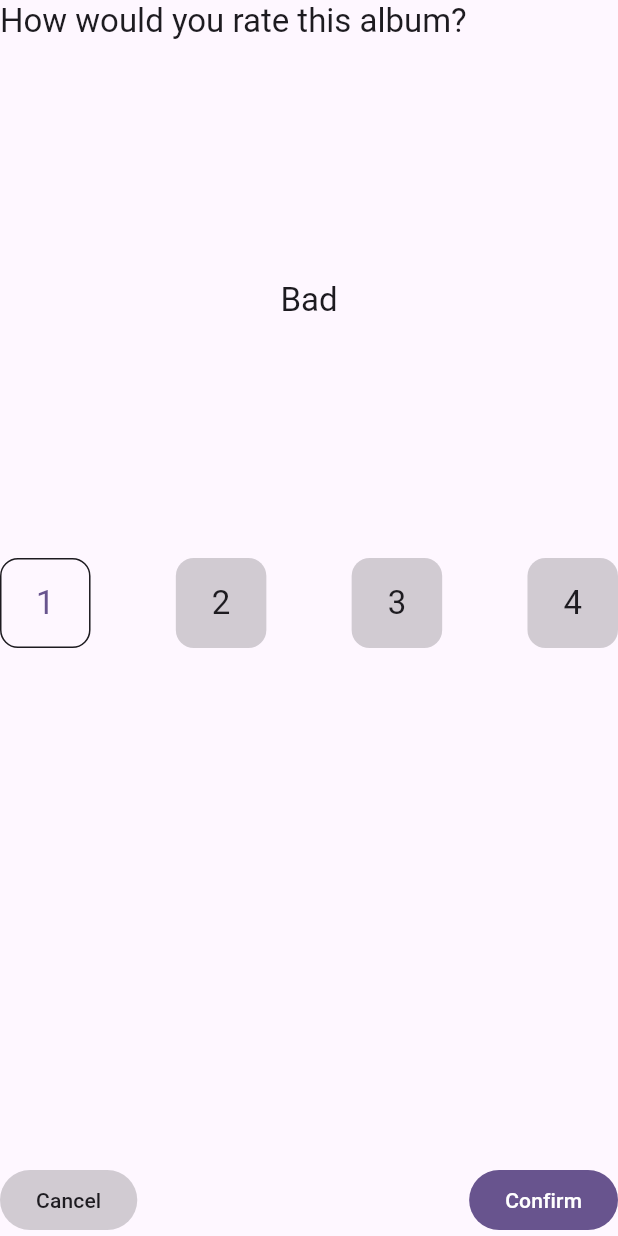
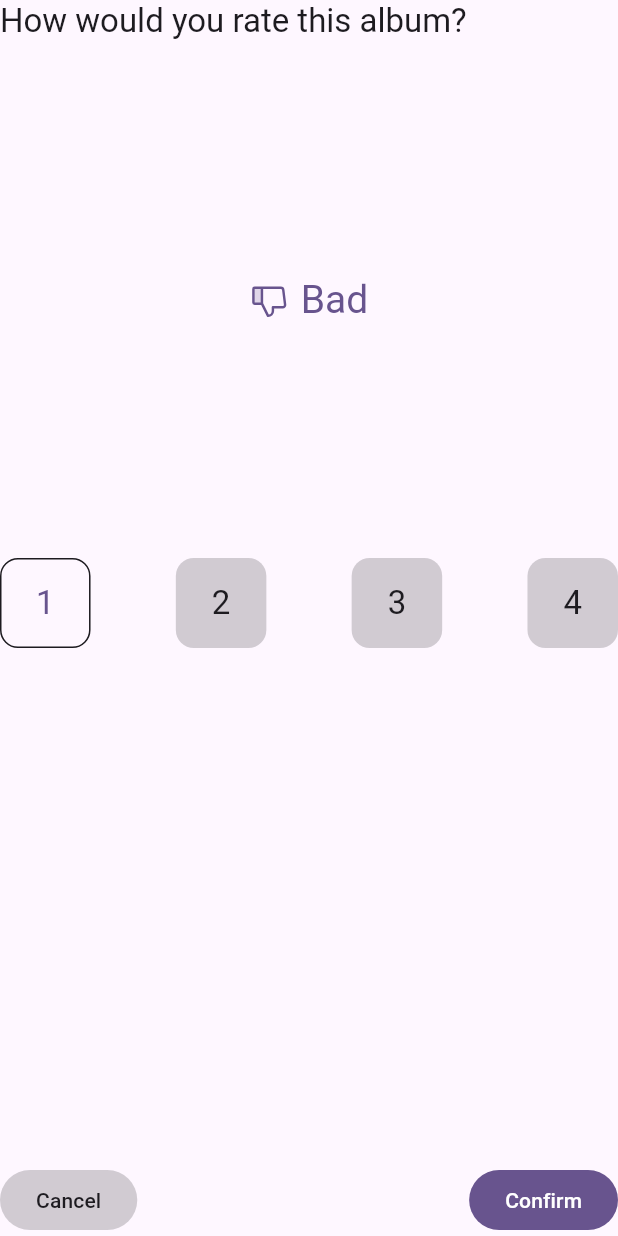
Before and after one commit to JosephKorel/mumag, a Flutter app: the RatingBottomSheet widget shown alone on an empty page, opened directly, after a tap on an icon or button, on a phone screen of 412 x 824 dp. Run offline on Flutter 3.47's test engine with Material 3 defaults, Android fonts, the light colour scheme and no system bars; drawn by our look-alikes of flutter_animate; our stand-ins replace dio, firebase_auth, firebase_core, flutter_dotenv, flutter_riverpod, fpdart and 6 more; missing offline and left inert: mocktail, oauth2_client, spotify; accounts and stored records are empty; generated files the repository leaves out were written again.

Commit message:
feat: add animations to rating buttons

```diff
--- a/lib/common/models/rating/rating_entity.dart
+++ b/lib/common/models/rating/rating_entity.dart
@@ -1,5 +1,6 @@
 import 'package:flutter/material.dart';
 import 'package:freezed_annotation/freezed_annotation.dart';
+import 'package:phosphor_flutter/phosphor_flutter.dart';
 
 part 'rating_entity.freezed.dart';
 part 'rating_entity.g.dart';
@@ -28,10 +29,10 @@ enum RatingType {
 extension RatingLabel on RatingValue {
   String get label => ['Bad', 'Good', 'Great', 'Masterpiece'][index];
   IconData get icon => [
-        Icons.thumb_down_rounded,
-        Icons.thumb_up_rounded,
-        Icons.handshake,
-        Icons.diamond_rounded,
+        PhosphorIconsDuotone.thumbsDown,
+        PhosphorIconsDuotone.thumbsUp,
+        PhosphorIconsDuotone.handsClapping,
+        PhosphorIconsDuotone.sketchLogo,
       ][index];
 }
 
--- a/lib/common/services/rating/domain/rating_events.dart
+++ b/lib/common/services/rating/domain/rating_events.dart
@@ -15,7 +15,7 @@ class RatingBaseParams {
     return <String, dynamic>{
       'type': type.name,
       'spotifyId': spotifyId,
-      'rati': rating,
+      'rating': rating,
     };
   }
 }
--- a/lib/common/theme/utils.dart
+++ b/lib/common/theme/utils.dart
@@ -6,9 +6,13 @@ extension ThemeHelper on BuildContext {
   TextStyle get bodyMedium => Theme.of(this).textTheme.bodyMedium!;
   TextStyle get bodyLarge => Theme.of(this).textTheme.bodyLarge!;
 
+  TextStyle get titleSmall => Theme.of(this).textTheme.titleSmall!;
+  TextStyle get titleMedium => Theme.of(this).textTheme.titleMedium!;
   TextStyle get titleLarge => Theme.of(this).textTheme.titleLarge!;
-  TextStyle get titleMedium => Theme.of(this).textTheme.titleMedium!;
-  TextStyle get titleSmall => Theme.of(this).textTheme.titleSmall!;
+
+  TextStyle get headlineSmall => Theme.of(this).textTheme.headlineSmall!;
+  TextStyle get headlineMedium => Theme.of(this).textTheme.headlineMedium!;
+  TextStyle get headlineLarge => Theme.of(this).textTheme.headlineLarge!;
 
   // Colors
   Color get primary => Theme.of(this).colorScheme.primary;
--- a/lib/features/album_view/presentation/ui/rating.dart
+++ b/lib/features/album_view/presentation/ui/rating.dart
@@ -1,4 +1,7 @@
+import 'dart:developer';
+
 import 'package:flutter/material.dart';
+import 'package:flutter_animate/flutter_animate.dart';
 import 'package:flutter_riverpod/flutter_riverpod.dart';
 import 'package:go_router/go_router.dart';
 import 'package:mumag/common/models/rating/rating_entity.dart';
@@ -9,6 +12,7 @@ import 'package:mumag/common/theme/utils.dart';
 import 'package:mumag/common/widgets/bottom_sheet.dart';
 import 'package:mumag/common/widgets/loading.dart';
 import 'package:mumag/features/album_view/presentation/providers/album.dart';
+import 'package:phosphor_flutter/phosphor_flutter.dart';
 
 class AlbumRating extends ConsumerWidget {
   const AlbumRating({super.key});
@@ -149,10 +153,11 @@ class RatingBottomSheet extends ConsumerStatefulWidget {
 }
 
 class _RatingBottomSheetState extends ConsumerState<RatingBottomSheet> {
-  RatingValue? _rating;
-  void _onTap(RatingValue value) {
+  RatingValue? rating;
+
+  void onTap(RatingValue value) {
     setState(() {
-      _rating = value;
+      rating = value;
     });
   }
 
@@ -162,7 +167,7 @@ class _RatingBottomSheetState extends ConsumerState<RatingBottomSheet> {
     final ratingBaseParams = RatingBaseParams(
       type: RatingType.album,
       spotifyId: album.id!,
-      rating: _rating!.score,
+      rating: rating!.score,
     );
     final insertRatingParams =
         InsertRatingParams(userId: user.id, insertParams: ratingBaseParams);
@@ -181,32 +186,14 @@ class _RatingBottomSheetState extends ConsumerState<RatingBottomSheet> {
 
   @override
   Widget build(BuildContext context) {
+    ref.listen(ratingHandlerProvider, (previous, next) {
+      log('HAS ERROR: ${next.hasError}');
+    });
+
     final ratingHandler = ref.watch(ratingHandlerProvider);
     final ratingButtons = RatingValue.values
         .map(
-          (e) => DecoratedBox(
-            decoration: BoxDecoration(
-              color: _rating == e ? null : context.onSurface.withOpacity(0.2),
-              borderRadius: BorderRadius.circular(12),
-              border: Border.all(
-                color: _rating == e ? context.onSurface : Colors.transparent,
-              ),
-            ),
-            child: InkWell(
-              onTap: () => _onTap(e),
-              borderRadius: BorderRadius.circular(12),
-              child: Padding(
-                padding:
-                    const EdgeInsets.symmetric(vertical: 16, horizontal: 24),
-                child: Text(
-                  e.score.toString(),
-                  style: context.titleLarge.copyWith(
-                    color: _rating == e ? context.primary : context.onSurface,
-                  ),
-                ),
-              ),
-            ),
-          ),
+          (e) => RatingButton(rating: rating, onTap: onTap, value: e),
         )
         .toList();
 
@@ -218,14 +205,7 @@ class _RatingBottomSheetState extends ConsumerState<RatingBottomSheet> {
           style: context.titleLarge,
         ),
         Expanded(
-          child: _rating == null
-              ? const SizedBox.expand()
-              : Center(
-                  child: Text(
-                    _rating!.label,
-                    style: context.titleLarge,
-                  ),
-                ),
+          child: SelectedRating(rating: rating),
         ),
         Row(
           mainAxisAlignment: MainAxisAlignment.spaceBetween,
@@ -244,9 +224,8 @@ class _RatingBottomSheetState extends ConsumerState<RatingBottomSheet> {
               child: const Text('Cancel'),
             ),
             FilledButton(
-              onPressed: _rating == null || ratingHandler.isLoading
-                  ? null
-                  : _onConfirm,
+              onPressed:
+                  rating == null || ratingHandler.isLoading ? null : _onConfirm,
               child: const Text('Confirm'),
             ),
           ],
@@ -255,3 +234,118 @@ class _RatingBottomSheetState extends ConsumerState<RatingBottomSheet> {
     );
   }
 }
+
+class RatingButton extends StatelessWidget {
+  const RatingButton({
+    required this.rating,
+    required this.onTap,
+    required this.value,
+    super.key,
+  });
+
+  final RatingValue value;
+  final RatingValue? rating;
+  final void Function(RatingValue val) onTap;
+
+  @override
+  Widget build(BuildContext context) {
+    return DecoratedBox(
+      decoration: BoxDecoration(
+        color: rating == value ? null : context.onSurface.withOpacity(0.2),
+        borderRadius: BorderRadius.circular(12),
+        border: Border.all(
+          color: rating == value ? context.onSurface : Colors.transparent,
+        ),
+      ),
+      child: InkWell(
+        onTap: () => onTap(value),
+        borderRadius: BorderRadius.circular(12),
+        child: Padding(
+          padding: const EdgeInsets.symmetric(vertical: 16, horizontal: 24),
+          child: Text(
+            value.score.toString(),
+            style: context.titleLarge.copyWith(
+              color: rating == value ? context.primary : context.onSurface,
+            ),
+          ),
+        ),
+      ),
+    );
+  }
+}
+
+class SelectedRating extends StatefulWidget {
+  const SelectedRating({required this.rating, super.key});
+
+  final RatingValue? rating;
+
+  @override
+  State<SelectedRating> createState() => _SelectedRatingState();
+}
+
+class _SelectedRatingState extends State<SelectedRating>
+    with SingleTickerProviderStateMixin {
+  late final AnimationController _controller;
+
+  Future<void> _repeatAnimation() async {
+    await _controller.forward(from: -8);
+  }
+
+  @override
+  void dispose() {
+    dispose();
+    super.dispose();
+    _controller.dispose();
+  }
+
+  @override
+  void initState() {
+    super.initState();
+    _controller = AnimationController(vsync: this, duration: .2.seconds);
+  }
+
+  @override
+  void didUpdateWidget(covariant SelectedRating oldWidget) {
+    super.didUpdateWidget(oldWidget);
+
+    _repeatAnimation();
+  }
+
+  @override
+  Widget build(BuildContext context) {
+    if (widget.rating == null) {
+      return const SizedBox.expand();
+    }
+
+    return Center(
+      child: Row(
+        mainAxisAlignment: MainAxisAlignment.center,
+        children: [
+          PhosphorIcon(
+            widget.rating!.icon,
+            color: context.primary,
+            duotoneSecondaryOpacity: .6,
+            size: 26,
+          )
+              .animate(
+                controller: _controller,
+              )
+              .fadeIn()
+              .slideX(
+                begin: -8,
+                duration: .4.seconds,
+                curve: Curves.easeOutCirc,
+              ),
+          const SizedBox(
+            width: 8,
+          ),
+          Text(
+            widget.rating!.label,
+            style: context.titleLarge
+                .copyWith(fontSize: 26, color: context.primary),
+          ).animate().fadeIn(duration: .2.seconds).shimmer(delay: 1.seconds),
+        ],
+      ),
+    );
+  }
+}
```
